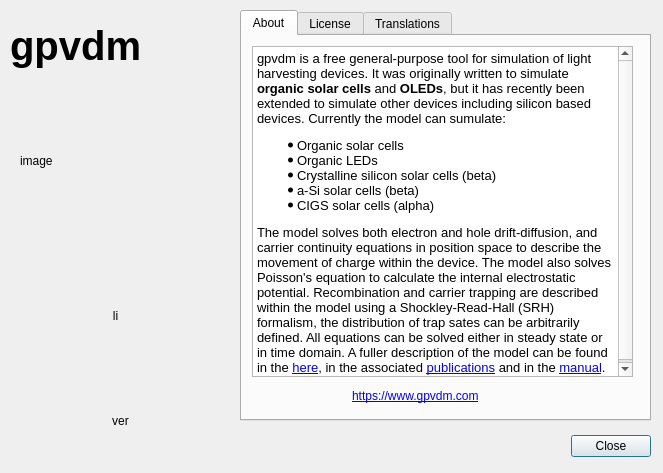
First picture: the form in ui/about.ui, repository xj361685640/gpvdm, before the edit.
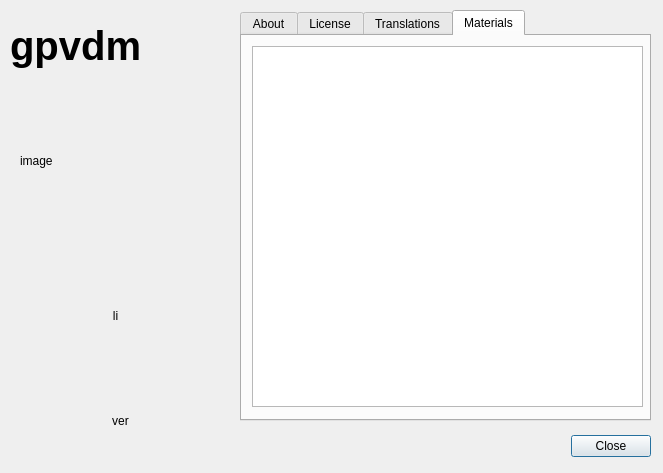
Second picture: the form after the edit. The open tabs and pages were chosen to show the change.

```diff
--- a/ui/about.ui
+++ b/ui/about.ui
@@ -25,6 +25,9 @@
    <property name="currentIndex">
     <number>0</number>
    </property>
+   <property name="tabBarAutoHide">
+    <bool>false</bool>
+   </property>
    <widget class="QWidget" name="tab">
     <attribute name="title">
      <string>About</string>
@@ -138,6 +141,21 @@
      </property>
     </widget>
    </widget>
+   <widget class="QWidget" name="tab_4">
+    <attribute name="title">
+     <string>Materials</string>
+    </attribute>
+    <widget class="QListWidget" name="materials">
+     <property name="geometry">
+      <rect>
+       <x>10</x>
+       <y>10</y>
+       <width>391</width>
+       <height>361</height>
+      </rect>
+     </property>
+    </widget>
+   </widget>
   </widget>
   <widget class="QLabel" name="image">
    <property name="geometry">
```
